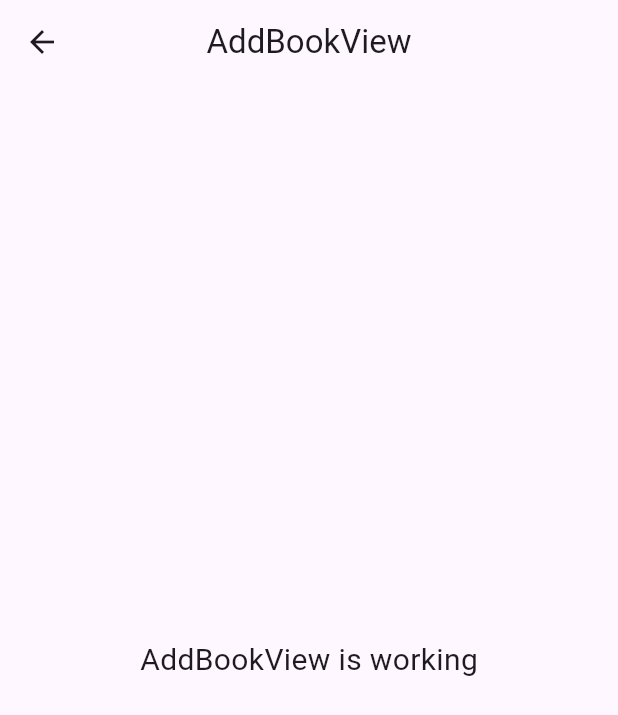
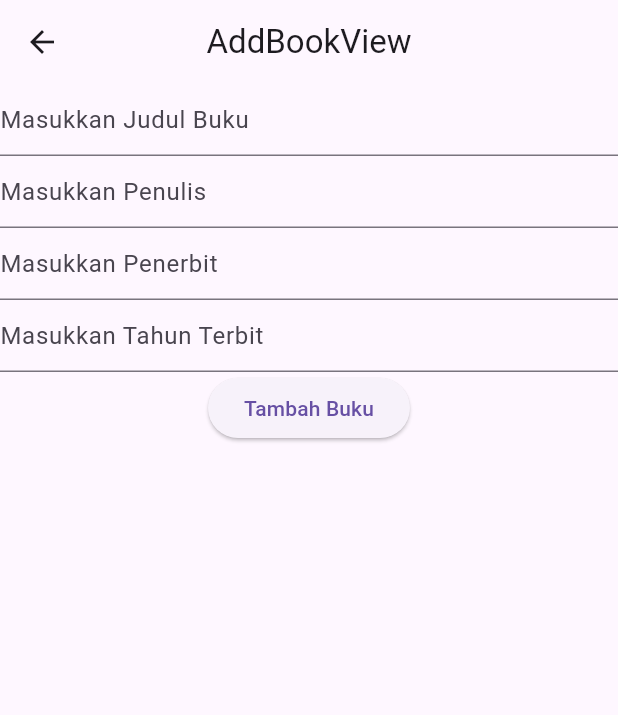
Before and after one commit to TegarrPM/petugas_perpustakaan_kelas_b, a Flutter app: the BookView screen opened by its route, after a tap on the "add" icon, on a phone screen of 412 x 824 dp. Shown: the top 715 px of the screen. Run offline on Flutter 3.47's test engine with Material 3 defaults, Android fonts, the phone set to English and light mode, and no system bars; our stand-ins replace dio, get, get_storage, pretty_dio_logger; accounts and stored records are empty; network calls fail.

Commit message:
commit ketiga (add buku + peminjaman)

```diff
--- a/lib/app/modules/add_book/controllers/add_book_controller.dart
+++ b/lib/app/modules/add_book/controllers/add_book_controller.dart
@@ -1,9 +1,20 @@
+import 'package:dio/dio.dart';
+import 'package:flutter/material.dart';
 import 'package:get/get.dart';
+import 'package:petugas_perpustakaan_kelas_b/app/modules/book/controllers/book_controller.dart';
+import '../../../data/constant/endpoint.dart';
+import '../../../data/provider/api_provider.dart';
+
 
 class AddBookController extends GetxController {
-  //TODO: Implement AddBookController
+  final loading = false.obs;
+  final GlobalKey<FormState> formKey = GlobalKey<FormState>();
+  final TextEditingController judulController = TextEditingController();
+  final TextEditingController penulisController = TextEditingController();
+  final TextEditingController penerbitController = TextEditingController();
+  final TextEditingController tahunTerbitController = TextEditingController();
+  final BookController bookController = Get.find();
 
-  final count = 0.obs;
   @override
   void onInit() {
     super.onInit();
@@ -18,6 +29,39 @@ class AddBookController extends GetxController {
   void onClose() {
     super.onClose();
   }
-
-  void increment() => count.value++;
+  post()async {
+    loading(true);
+    try{
+      FocusScope.of(Get.context!).unfocus();
+      formKey.currentState?.save();
+      if(formKey.currentState!.validate()) {
+        final response = await ApiProvider.instance().post(Endpoint.book,
+        data:
+          {
+            "judul": judulController.text.toString(),
+            "penulis": penulisController.text.toString(),
+            "penerbit": penerbitController.text.toString(),
+            "tahun_terbit": int.parse(tahunTerbitController.text.toString())
+          }
+        );
+        if(response.statusCode == 201) {
+          bookController.getData();
+          Get.back();
+        }else{
+          Get.snackbar("sorry", "Login Gagal", backgroundColor: Colors.orange);
+        }
+      }loading(false);
+    } on DioException catch (e) {
+      loading(false);
+      if(e.response != null) {
+        if (e.response?.data != null){
+          Get.snackbar("Sorry", "${e.response?.data['message']}", backgroundColor: Colors.orange);
+        }
+      }else{
+        Get.snackbar("Sorry", e.message ?? "", backgroundColor: Colors.red);
+      }
+    }catch (e){loading(false);
+    Get.snackbar("Error", e.toString(), backgroundColor: Colors.red);
+    }
+  }
 }
--- a/lib/app/modules/add_book/views/add_book_view.dart
+++ b/lib/app/modules/add_book/views/add_book_view.dart
@@ -13,12 +13,61 @@ class AddBookView extends GetView<AddBookController> {
         title: const Text('AddBookView'),
         centerTitle: true,
       ),
-      body: const Center(
-        child: Text(
-          'AddBookView is working',
-          style: TextStyle(fontSize: 20),
-        ),
+      body: Center(
+    child: Form(
+    key: controller.formKey,
+      child: Column(
+        children: [
+          TextFormField(
+            controller: controller.judulController,
+            decoration: InputDecoration(hintText: "Masukkan Judul Buku"),
+            validator: (value){
+              if(value!.length <2) {
+                return "Judul tidak boleh kosong";
+              }
+              return null;
+            },
+          ),
+          TextFormField(
+              controller: controller.penulisController,
+              decoration: InputDecoration(hintText: "Masukkan Penulis"),
+              validator: (value){
+                if(value!.length <2) {
+                  return "Penulis tidak boleh kosong";
+                }
+                return null;
+              },
+          ),
+          TextFormField(
+              controller: controller.penerbitController,
+              decoration: InputDecoration(hintText: "Masukkan Penerbit"),
+              validator: (value){
+                if(value!.length <2) {
+                  return "Penerbit tidak boleh kosong";
+                }
+                return null;
+              },
+          ),
+          TextFormField(
+              controller: controller.tahunTerbitController,
+              decoration: InputDecoration(hintText: "Masukkan Tahun Terbit"),
+              validator: (value){
+                if(value!.length <2) {
+                  return "Tahun Terbit tidak boleh kosong";
+                }
+                return null;
+              },
+          ),
+          Obx(() => controller.loading.value?
+          CircularProgressIndicator():
+          ElevatedButton(onPressed:  (){
+            controller.post();
+          }, child: Text("Tambah Buku"))
+          )
+        ],
       ),
+    )
+    )
     );
   }
 }
--- a/lib/app/modules/book/controllers/book_controller.dart
+++ b/lib/app/modules/book/controllers/book_controller.dart
@@ -1,12 +1,15 @@
+import 'package:dio/dio.dart';
 import 'package:get/get.dart';
+import 'package:petugas_perpustakaan_kelas_b/app/data/constant/endpoint.dart';
+import 'package:petugas_perpustakaan_kelas_b/app/data/model/response_book.dart';
+import 'package:petugas_perpustakaan_kelas_b/app/data/provider/api_provider.dart';
 
-class BookController extends GetxController {
-  //TODO: Implement BookController
+class BookController extends GetxController with StateMixin<List<DataBook>>{
 
-  final count = 0.obs;
   @override
   void onInit() {
     super.onInit();
+    getData();
   }
 
   @override
@@ -19,5 +22,31 @@ class BookController extends GetxController {
     super.onClose();
   }
 
-  void increment() => count.value++;
+  Future<void> getData() async{
+    change(null, status: RxStatus.loading());
+    try{
+        final response = await ApiProvider.instance().get(Endpoint.book);
+        if(response.statusCode == 200) {
+          final ResponseBook responseBook = ResponseBook.fromJson(response.data);
+          if(responseBook.data!.isEmpty){
+            change(null, status: RxStatus.empty());
+          }else{
+            change(responseBook.data, status: RxStatus.success());
+          }
+        }else{
+          change(null, status: RxStatus.error("Gagal mengambil data"));
+        }
+
+    } on DioException catch (e) {
+      if(e.response != null) {
+        if (e.response?.data != null){
+          change(null, status: RxStatus.error("${e.response?.data['message']}"));
+        }
+      }else{
+        change(null, status: RxStatus.error(e.message ?? ""));
+      }
+    }catch (e){
+      change(null, status: RxStatus.error(e.toString()));
+    }
+  }
 }
--- a/lib/app/modules/book/views/book_view.dart
+++ b/lib/app/modules/book/views/book_view.dart
@@ -1,5 +1,4 @@
 import 'package:flutter/material.dart';
-
 import 'package:get/get.dart';
 import 'package:petugas_perpustakaan_kelas_b/app/routes/app_pages.dart';
 import '../controllers/book_controller.dart';
@@ -17,12 +16,18 @@ class BookView extends GetView<BookController> {
         onPressed: ()=> Get.toNamed(Routes.ADD_BOOK),
         child: Icon(Icons.add),
       ),
-      body: const Center(
-        child: Text(
-          'BookView is working',
-          style: TextStyle(fontSize: 20),
-        ),
-      ),
-    );
-  }
+      body: controller.obx((state) => ListView.separated(
+      itemCount: state!.length,
+        itemBuilder: (context, index){
+          return ListTile(
+            title: Text("${state[index].judul}"),
+            subtitle: Text("Penulis ${state[index].penulis}"),
+          );
+        },
+        separatorBuilder: (context, index){
+        return Divider();
+        },
+       ))
+      );
+    }
 }
```
Also changed, not shown: lib/app/data/model/response_book.dart (+5 -5 lines), lib/app/data/model/response_login.dart (+5 -5 lines), lib/app/data/model/response_pinjam.dart (+6 -5 lines), lib/app/modules/peminjaman/controllers/peminjaman_controller.dart (+33 -4 lines), lib/app/modules/peminjaman/views/peminjaman_view.dart (+13 -7 lines).
